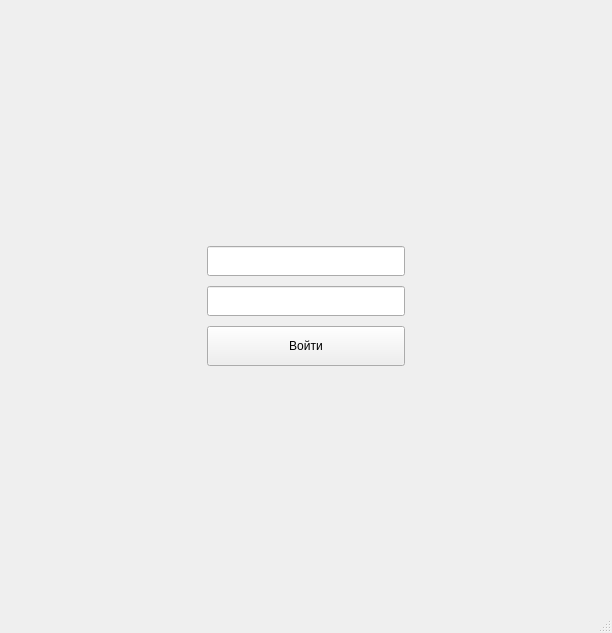
The window that MDKP/loginwindow.ui (MiFit1/OSOGO) describes before a commit, drawn with Qt 5.
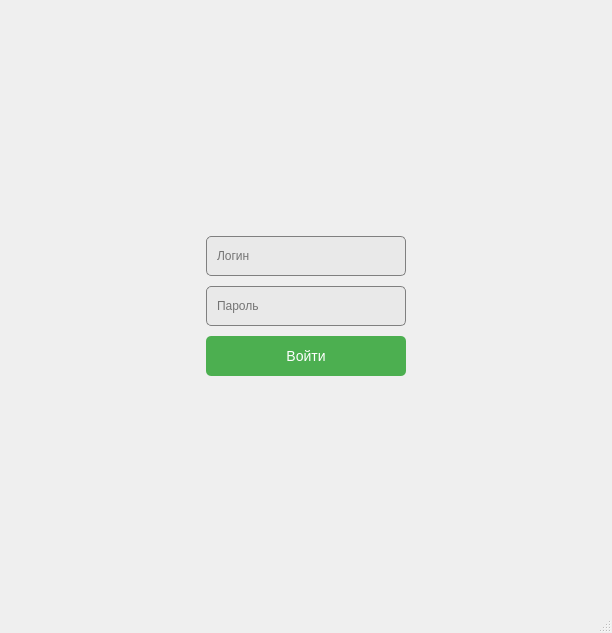
The same window after the commit.

Patch:
```diff
--- a/MDKP/loginwindow.ui
+++ b/MDKP/loginwindow.ui
@@ -56,30 +56,80 @@
        <widget class="QLineEdit" name="LoginLine">
         <property name="minimumSize">
          <size>
-          <width>0</width>
-          <height>30</height>
+          <width>200</width>
+          <height>40</height>
          </size>
         </property>
+        <property name="styleSheet">
+         <string notr="true">QLineEdit {
+	font: 500 9pt &quot;Montserrat Medium&quot;;
+   background: #e9e9e9;
+	border-radius: 5px;
+	padding: 8px;
+	border: 1px solid gray;
+}
+
+QLineEdit:focus {
+    border-color: #5fbaeb;
+}
+</string>
+        </property>
+        <property name="placeholderText">
+         <string>Логин</string>
+        </property>
        </widget>
       </item>
       <item>
        <widget class="QLineEdit" name="PasswordLine">
         <property name="minimumSize">
          <size>
-          <width>0</width>
-          <height>30</height>
+          <width>200</width>
+          <height>40</height>
          </size>
         </property>
+        <property name="styleSheet">
+         <string notr="true">QLineEdit {
+	font: 500 9pt &quot;Montserrat Medium&quot;;
+   background: #e9e9e9;
+	border-radius: 5px;
+	padding: 8px;
+	border: 1px solid gray;
+}
+
+QLineEdit:focus {
+    border-color: #5fbaeb;
+}
+</string>
+        </property>
+        <property name="placeholderText">
+         <string>Пароль</string>
+        </property>
        </widget>
       </item>
       <item>
        <widget class="QPushButton" name="LoginButton">
         <property name="minimumSize">
          <size>
-          <width>0</width>
+          <width>200</width>
           <height>40</height>
          </size>
         </property>
+        <property name="styleSheet">
+         <string notr="true">QPushButton {
+font: 500 14pt &quot;Montserrat Medium&quot;;
+    background-color: #4CAF50; 
+    color: white; 
+    border: none;
+    font-size: 14px;
+    border-radius: 5px; 
+}
+QPushButton:hover {
+    background-color: #45a049;
+}
+QPushButton:pressed {
+    background-color: #357a38; 
+}</string>
+        </property>
         <property name="text">
          <string>Войти</string>
         </property>
```
